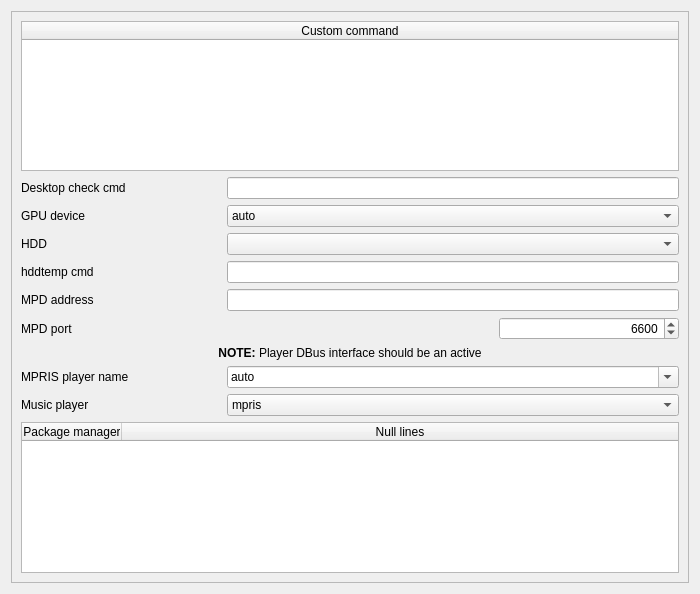
Qt form sources/awesome-widget/deconfig.ui (arcan1s/awesome-widgets) before a commit.
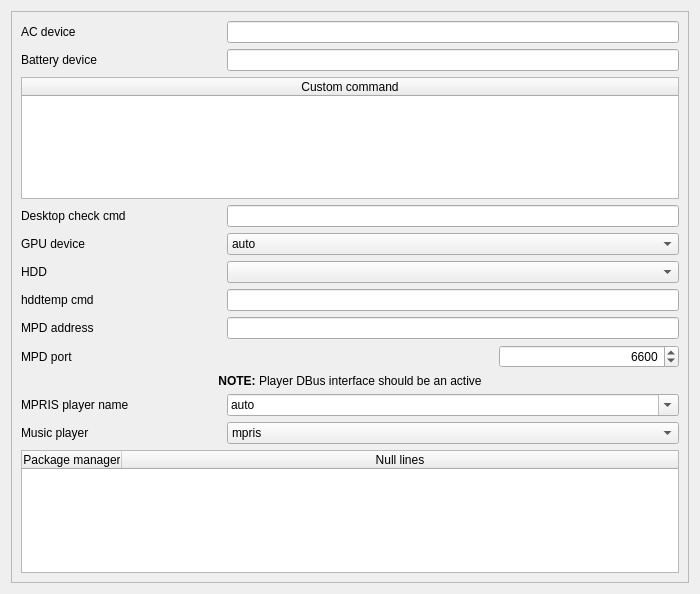
The same form after that commit.

What changed in the file:
```diff
--- a/sources/awesome-widget/deconfig.ui
+++ b/sources/awesome-widget/deconfig.ui
@@ -47,116 +47,7 @@
        </rect>
       </property>
       <layout class="QGridLayout" name="gridLayout">
-       <item row="8" column="0">
-        <layout class="QHBoxLayout" name="layout_playerSelect">
-         <item>
-          <widget class="QLabel" name="label_playerSelect">
-           <property name="minimumSize">
-            <size>
-             <width>200</width>
-             <height>0</height>
-            </size>
-           </property>
-           <property name="text">
-            <string>Music player</string>
-           </property>
-          </widget>
-         </item>
-         <item>
-          <widget class="QComboBox" name="comboBox_playerSelect">
-           <property name="sizePolicy">
-            <sizepolicy hsizetype="Expanding" vsizetype="Fixed">
-             <horstretch>0</horstretch>
-             <verstretch>0</verstretch>
-            </sizepolicy>
-           </property>
-           <property name="minimumSize">
-            <size>
-             <width>100</width>
-             <height>0</height>
-            </size>
-           </property>
-           <item>
-            <property name="text">
-             <string notr="true">mpris</string>
-            </property>
-           </item>
-           <item>
-            <property name="text">
-             <string notr="true">mpd</string>
-            </property>
-           </item>
-          </widget>
-         </item>
-        </layout>
-       </item>
-       <item row="10" column="0">
-        <spacer name="spacer_dataengine">
-         <property name="orientation">
-          <enum>Qt::Vertical</enum>
-         </property>
-         <property name="sizeHint" stdset="0">
-          <size>
-           <width>20</width>
-           <height>40</height>
-          </size>
-         </property>
-        </spacer>
-       </item>
-       <item row="2" column="0">
-        <layout class="QHBoxLayout" name="layout_gpudev">
-         <item>
-          <widget class="QLabel" name="label_gpudev">
-           <property name="minimumSize">
-            <size>
-             <width>200</width>
-             <height>0</height>
-            </size>
-           </property>
-           <property name="text">
-            <string>GPU device</string>
-           </property>
-          </widget>
-         </item>
-         <item>
-          <widget class="QComboBox" name="comboBox_gpudev">
-           <property name="sizePolicy">
-            <sizepolicy hsizetype="Expanding" vsizetype="Fixed">
-             <horstretch>0</horstretch>
-             <verstretch>0</verstretch>
-            </sizepolicy>
-           </property>
-           <property name="minimumSize">
-            <size>
-             <width>100</width>
-             <height>0</height>
-            </size>
-           </property>
-           <item>
-            <property name="text">
-             <string notr="true">auto</string>
-            </property>
-           </item>
-           <item>
-            <property name="text">
-             <string notr="true">disable</string>
-            </property>
-           </item>
-           <item>
-            <property name="text">
-             <string notr="true">nvidia</string>
-            </property>
-           </item>
-           <item>
-            <property name="text">
-             <string notr="true">ati</string>
-            </property>
-           </item>
-          </widget>
-         </item>
-        </layout>
-       </item>
-       <item row="3" column="0">
+       <item row="5" column="0">
         <layout class="QHBoxLayout" name="layout_hdddev">
          <item>
           <widget class="QLabel" name="label_hdddev">
@@ -189,55 +80,7 @@
          </item>
         </layout>
        </item>
-       <item row="4" column="0">
-        <layout class="QHBoxLayout" name="layout_hddtempCmd">
-         <item>
-          <widget class="QLabel" name="label_hddtempCmd">
-           <property name="minimumSize">
-            <size>
-             <width>200</width>
-             <height>0</height>
-            </size>
-           </property>
-           <property name="text">
-            <string>hddtemp cmd</string>
-           </property>
-          </widget>
-         </item>
-         <item>
-          <widget class="QLineEdit" name="lineEdit_hddtempCmd">
-           <property name="alignment">
-            <set>Qt::AlignRight|Qt::AlignTrailing|Qt::AlignVCenter</set>
-           </property>
-          </widget>
-         </item>
-        </layout>
-       </item>
-       <item row="5" column="0">
-        <layout class="QHBoxLayout" name="layout_mpdaddress">
-         <item>
-          <widget class="QLabel" name="label_mpdaddress">
-           <property name="minimumSize">
-            <size>
-             <width>200</width>
-             <height>0</height>
-            </size>
-           </property>
-           <property name="text">
-            <string>MPD address</string>
-           </property>
-          </widget>
-         </item>
-         <item>
-          <widget class="QLineEdit" name="lineEdit_mpdaddress">
-           <property name="alignment">
-            <set>Qt::AlignRight|Qt::AlignTrailing|Qt::AlignVCenter</set>
-           </property>
-          </widget>
-         </item>
-        </layout>
-       </item>
-       <item row="6" column="0">
+       <item row="8" column="0">
         <layout class="QHBoxLayout" name="layout_mpdport">
          <item>
           <widget class="QLabel" name="label_mpdport">
@@ -292,7 +135,164 @@
          </item>
         </layout>
        </item>
-       <item row="1" column="0">
+       <item row="4" column="0">
+        <layout class="QHBoxLayout" name="layout_gpudev">
+         <item>
+          <widget class="QLabel" name="label_gpudev">
+           <property name="minimumSize">
+            <size>
+             <width>200</width>
+             <height>0</height>
+            </size>
+           </property>
+           <property name="text">
+            <string>GPU device</string>
+           </property>
+          </widget>
+         </item>
+         <item>
+          <widget class="QComboBox" name="comboBox_gpudev">
+           <property name="sizePolicy">
+            <sizepolicy hsizetype="Expanding" vsizetype="Fixed">
+             <horstretch>0</horstretch>
+             <verstretch>0</verstretch>
+            </sizepolicy>
+           </property>
+           <property name="minimumSize">
+            <size>
+             <width>100</width>
+             <height>0</height>
+            </size>
+           </property>
+           <item>
+            <property name="text">
+             <string notr="true">auto</string>
+            </property>
+           </item>
+           <item>
+            <property name="text">
+             <string notr="true">disable</string>
+            </property>
+           </item>
+           <item>
+            <property name="text">
+             <string notr="true">nvidia</string>
+            </property>
+           </item>
+           <item>
+            <property name="text">
+             <string notr="true">ati</string>
+            </property>
+           </item>
+          </widget>
+         </item>
+        </layout>
+       </item>
+       <item row="12" column="0">
+        <spacer name="spacer_dataengine">
+         <property name="orientation">
+          <enum>Qt::Vertical</enum>
+         </property>
+         <property name="sizeHint" stdset="0">
+          <size>
+           <width>20</width>
+           <height>40</height>
+          </size>
+         </property>
+        </spacer>
+       </item>
+       <item row="6" column="0">
+        <layout class="QHBoxLayout" name="layout_hddtempCmd">
+         <item>
+          <widget class="QLabel" name="label_hddtempCmd">
+           <property name="minimumSize">
+            <size>
+             <width>200</width>
+             <height>0</height>
+            </size>
+           </property>
+           <property name="text">
+            <string>hddtemp cmd</string>
+           </property>
+          </widget>
+         </item>
+         <item>
+          <widget class="QLineEdit" name="lineEdit_hddtempCmd">
+           <property name="alignment">
+            <set>Qt::AlignRight|Qt::AlignTrailing|Qt::AlignVCenter</set>
+           </property>
+          </widget>
+         </item>
+        </layout>
+       </item>
+       <item row="10" column="0">
+        <layout class="QHBoxLayout" name="layout_playerSelect">
+         <item>
+          <widget class="QLabel" name="label_playerSelect">
+           <property name="minimumSize">
+            <size>
+             <width>200</width>
+             <height>0</height>
+            </size>
+           </property>
+           <property name="text">
+            <string>Music player</string>
+           </property>
+          </widget>
+         </item>
+         <item>
+          <widget class="QComboBox" name="comboBox_playerSelect">
+           <property name="sizePolicy">
+            <sizepolicy hsizetype="Expanding" vsizetype="Fixed">
+             <horstretch>0</horstretch>
+             <verstretch>0</verstretch>
+            </sizepolicy>
+           </property>
+           <property name="minimumSize">
+            <size>
+             <width>100</width>
+             <height>0</height>
+            </size>
+           </property>
+           <item>
+            <property name="text">
+             <string notr="true">mpris</string>
+            </property>
+           </item>
+           <item>
+            <property name="text">
+             <string notr="true">mpd</string>
+            </property>
+           </item>
+          </widget>
+         </item>
+        </layout>
+       </item>
+       <item row="7" column="0">
+        <layout class="QHBoxLayout" name="layout_mpdaddress">
+         <item>
+          <widget class="QLabel" name="label_mpdaddress">
+           <property name="minimumSize">
+            <size>
+             <width>200</width>
+             <height>0</height>
+            </size>
+           </property>
+           <property name="text">
+            <string>MPD address</string>
+           </property>
+          </widget>
+         </item>
+         <item>
+          <widget class="QLineEdit" name="lineEdit_mpdaddress">
+           <property name="alignment">
+            <set>Qt::AlignRight|Qt::AlignTrailing|Qt::AlignVCenter</set>
+           </property>
+          </widget>
+         </item>
+        </layout>
+       </item>
+       <item row="3" column="0">
         <layout class="QHBoxLayout" name="layout_desktopCmd">
          <item>
           <widget class="QLabel" name="label_desktopCmd">
@@ -316,7 +316,7 @@
          </item>
         </layout>
        </item>
-       <item row="7" column="0">
+       <item row="9" column="0">
         <layout class="QVBoxLayout" name="layout_mpris">
          <item>
           <widget class="QLabel" name="label_mprisInfo">
@@ -406,7 +406,7 @@
          </item>
         </layout>
        </item>
-       <item row="9" column="0">
+       <item row="11" column="0">
         <layout class="QVBoxLayout" name="layout_pkgCommand">
          <item>
           <widget class="QTableWidget" name="tableWidget_pkgCommand">
@@ -437,7 +437,7 @@
          </item>
         </layout>
        </item>
-       <item row="0" column="0">
+       <item row="2" column="0">
         <widget class="QTableWidget" name="tableWidget_customCommand">
          <property name="toolTip">
           <string>Editable
@@ -456,6 +456,54 @@
          </column>
         </widget>
        </item>
+       <item row="1" column="0">
+        <layout class="QHBoxLayout" name="layout_batdev">
+         <item>
+          <widget class="QLabel" name="label_batdev">
+           <property name="minimumSize">
+            <size>
+             <width>200</width>
+             <height>0</height>
+            </size>
+           </property>
+           <property name="text">
+            <string>Battery device</string>
+           </property>
+          </widget>
+         </item>
+         <item>
+          <widget class="QLineEdit" name="lineEdit_batdev">
+           <property name="toolTip">
+            <string>&quot;/sys/class/power_supply/BAT0/capacity&quot; by default</string>
+           </property>
+          </widget>
+         </item>
+        </layout>
+       </item>
+       <item row="0" column="0">
+        <layout class="QHBoxLayout" name="layout_acdev">
+         <item>
+          <widget class="QLabel" name="label_acdev">
+           <property name="minimumSize">
+            <size>
+             <width>200</width>
+             <height>0</height>
+            </size>
+           </property>
+           <property name="text">
+            <string>AC device</string>
+           </property>
+          </widget>
+         </item>
+         <item>
+          <widget class="QLineEdit" name="lineEdit_acdev">
+           <property name="toolTip">
+            <string>&quot;/sys/class/power_supply/AC/online&quot; by default</string>
+           </property>
+          </widget>
+         </item>
+        </layout>
+       </item>
       </layout>
      </widget>
     </widget>
```
